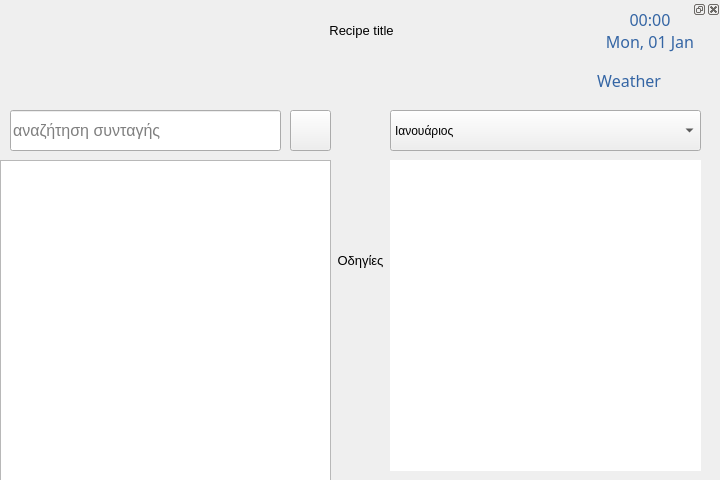
The window that mainwindow.ui (subdee/quzin-python) describes before a commit, drawn with Qt 5.
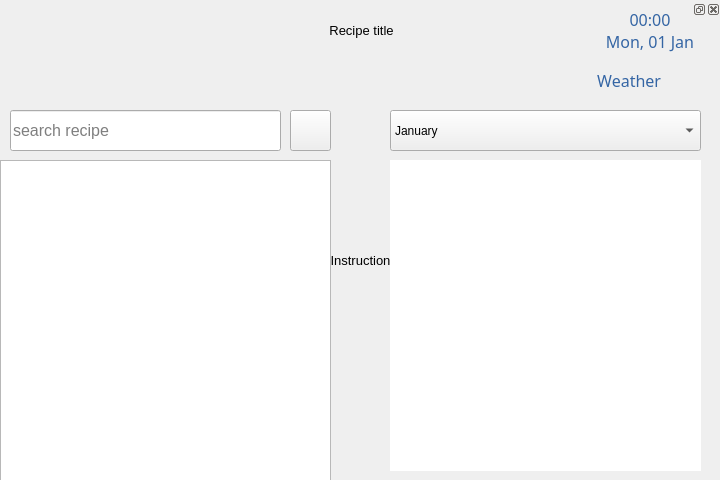
The same window after the commit. Icons and pictures are not drawn. Custom widgets are drawn as their Qt base class.

What changed in the file:
```diff
--- a/mainwindow.ui
+++ b/mainwindow.ui
@@ -503,7 +503,7 @@
      <string/>
     </property>
     <property name="placeholderText">
-     <string>αναζήτηση συνταγής</string>
+     <string>search recipe</string>
     </property>
    </widget>
    <widget class="QPushButton" name="searchBtn">
@@ -650,7 +650,7 @@
        </rect>
       </property>
       <property name="text">
-       <string>Οδηγίες</string>
+       <string>Instruction</string>
       </property>
       <property name="alignment">
        <set>Qt::AlignCenter</set>
@@ -669,7 +669,7 @@
     </property>
     <item>
      <property name="text">
-      <string>Ιανουάριος</string>
+      <string>January</string>
      </property>
     </item>
     <item>
```
Left out of the diff: 24 changed lines with no effect on the pictures.
